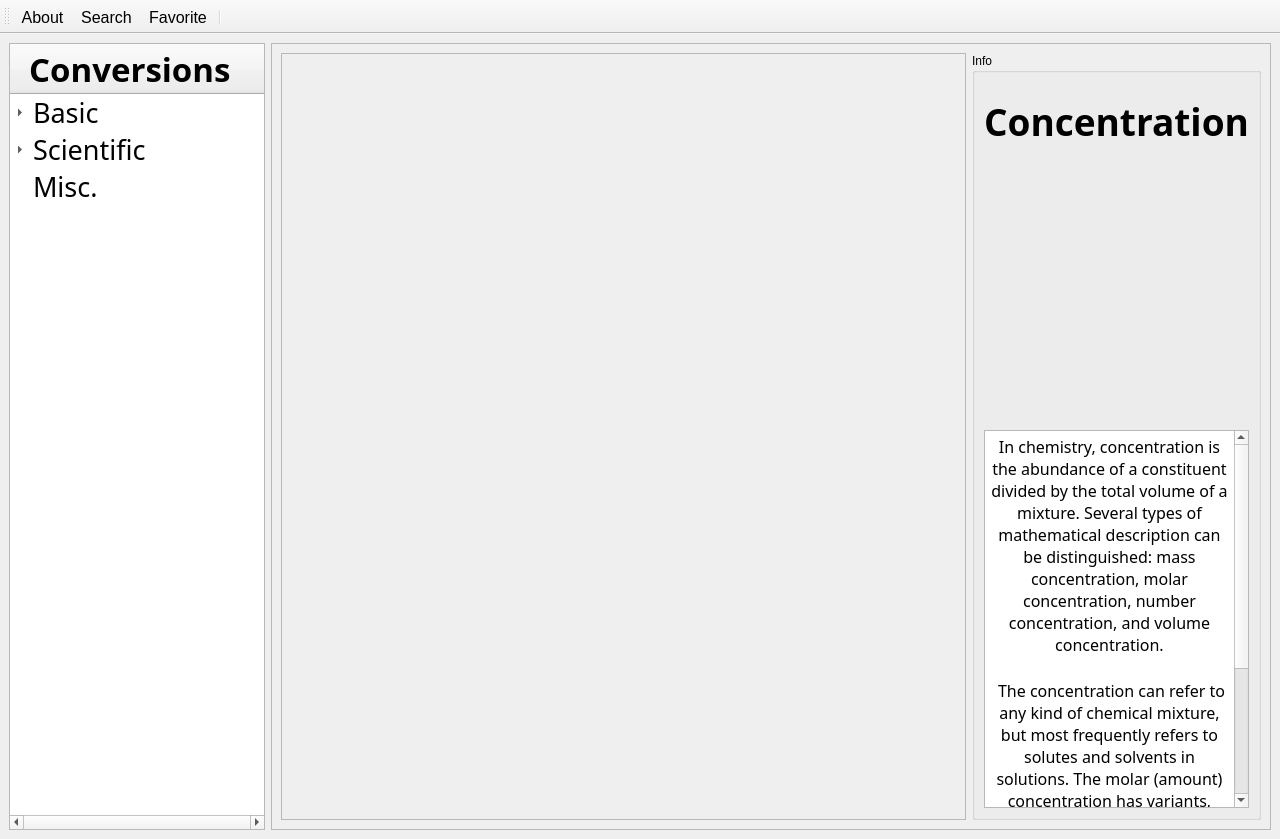
Before: the Qt Designer form mainwindow.ui in 30vam/cute-converter, drawn with Qt 5.
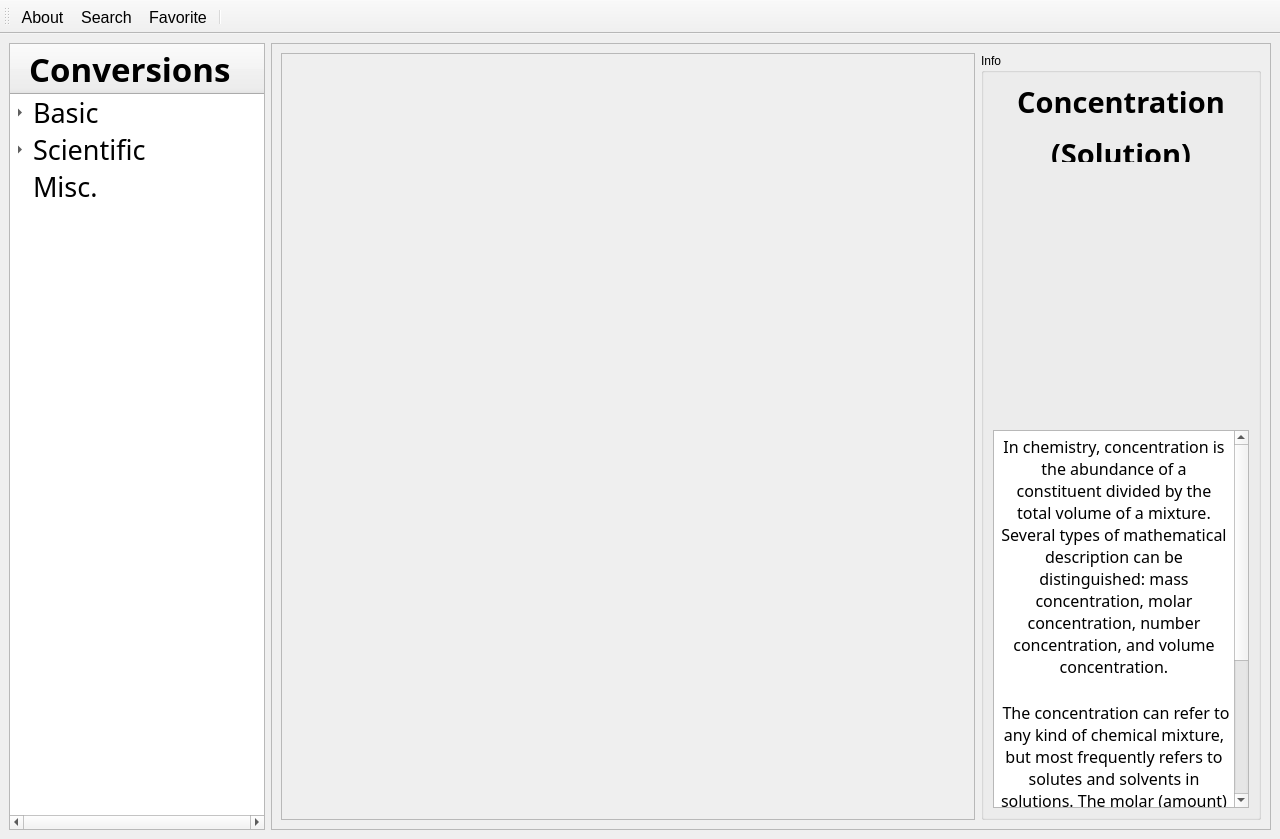
After: the same form once the commit is applied. The open tabs and pages were chosen to show the change. Icons and pictures are not drawn.

Commit message: changed tool button colors

```diff
--- a/mainwindow.ui
+++ b/mainwindow.ui
@@ -4701,7 +4701,7 @@
               </font>
              </property>
              <property name="text">
-              <string>&lt;html&gt;&lt;head/&gt;&lt;body&gt;&lt;p&gt;&lt;span style=&quot; font-size:28pt;&quot;&gt;Concentration&lt;/span&gt;&lt;/p&gt;&lt;/body&gt;&lt;/html&gt;</string>
+              <string>&lt;html&gt;&lt;head/&gt;&lt;body&gt;&lt;p&gt;&lt;span style=&quot; font-size:22pt;&quot;&gt;Concentration&lt;/span&gt;&lt;/p&gt;&lt;p&gt;&lt;span style=&quot; font-size:22pt;&quot;&gt;(Solution)&lt;/span&gt;&lt;/p&gt;&lt;/body&gt;&lt;/html&gt;</string>
              </property>
              <property name="textFormat">
               <enum>Qt::AutoText</enum>
```
Left out of the diff: 2 changed lines with no effect on the pictures. The commit also changes 1 other file.
